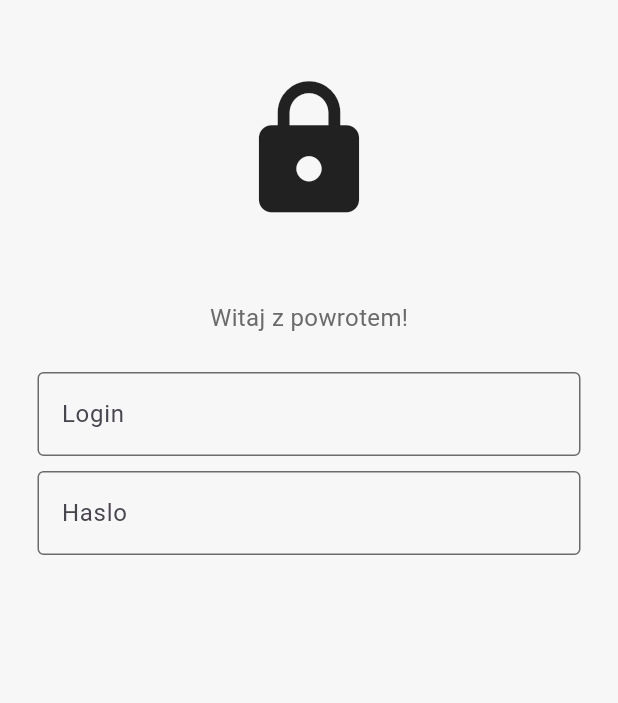
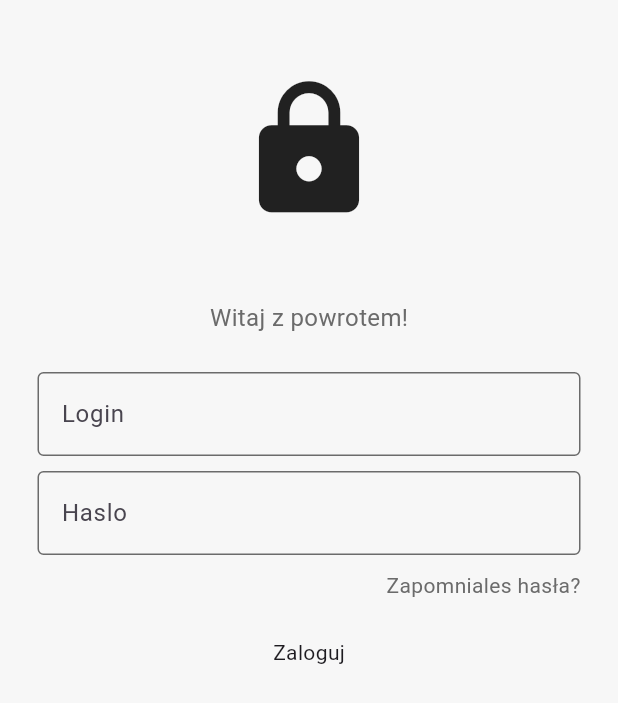
Before and after one commit to jarek420/IPZ, a Flutter app: the screen it shows after launch, on a phone screen of 412 x 824 dp. Shown: the top 703 px of the screen. Run offline on Flutter 3.47's test engine with Material 3 defaults, Android fonts, the phone set to English and light mode, and no system bars.

Commit message:
Adding the Log in button

```diff
--- a/ipz_parkinghunter/lib/Pages/login_view.dart
+++ b/ipz_parkinghunter/lib/Pages/login_view.dart
@@ -1,4 +1,5 @@
 import 'package:flutter/material.dart';
+import 'package:ipz_parkinghunter/components/login_button.dart';
 import 'package:ipz_parkinghunter/components/login_password_boxes.dart';
 
 class LoginPage extends StatelessWidget
@@ -15,28 +16,28 @@ class LoginPage extends StatelessWidget
     // Interface name user widget
     return  Scaffold
     (
-      backgroundColor: Color.fromARGB(247, 247, 247, 247),
+      backgroundColor: const Color.fromARGB(247, 247, 247, 247),
       body: SafeArea(
         child: Center(
           child: Column(
             children: [
-               SizedBox(height: 50),
+               const SizedBox(height: 50),
 
               // logo
-               Icon(
+               const Icon(
                 Icons.lock,
                 size: 100,
                ),
 
-               SizedBox(height: 50),
+               const SizedBox(height: 50),
 
                // Welcome back notification
-               Text('Witaj z powrotem!',
+               const Text('Witaj z powrotem!',
                style: TextStyle(color: Color.fromARGB(255, 107, 107, 107),
                fontSize: 16,),
                ),
 
-              SizedBox(height: 25),
+              const SizedBox(height: 25),
 
               // Username field
               LoginTextField(
@@ -45,8 +46,7 @@ class LoginPage extends StatelessWidget
                 obscureText: false,
               ),
 
-
-              SizedBox(height: 10),
+              const SizedBox(height: 10),
 
               // Password texbox
               LoginTextField(
@@ -54,6 +54,21 @@ class LoginPage extends StatelessWidget
                 hintText: 'Haslo',
                 obscureText: true,
               ),
+
+              const SizedBox(height: 10),
+              const Padding(
+                padding: EdgeInsets.symmetric(horizontal: 25.0),
+                child: Row(
+                  mainAxisAlignment: MainAxisAlignment.end,
+                  children: [
+                    Text('Zapomniales hasła?',
+                    style: TextStyle(color: Color.fromARGB(255, 107, 107, 107),),),
+                  ],
+                ),
+              ),
+              SizedBox(height: 25),
+
+              LoginButton(),
             ],
             ),
         ),
--- /dev/null
+++ b/ipz_parkinghunter/lib/components/login_button.dart
@@ -0,0 +1,16 @@
+import 'package:flutter/material.dart';
+
+class LoginButton extends StatelessWidget
+{
+  const LoginButton({super.key});
+
+  @override
+  Widget  build(BuildContext context)
+  {
+    return Container
+    (
+      child: Center(child: Text("Zaloguj")),
+    );
+
+  }
+}
--- a/ipz_parkinghunter/lib/components/login_password_boxes.dart
+++ b/ipz_parkinghunter/lib/components/login_password_boxes.dart
@@ -39,6 +39,5 @@ class LoginTextField extends StatelessWidget
                   ),
                  ),
                );
-
   }
 }
```
